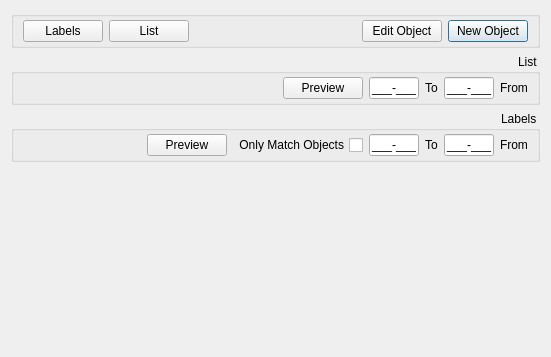
Above: objectmanagement.ui from nournia/ketabkhaane before the change. Below: the same form after it.
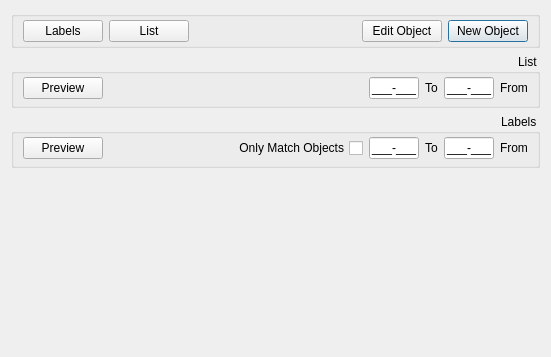
That is the form after the change. Icons and pictures are not drawn.

Patch:
```diff
--- a/objectmanagement.ui
+++ b/objectmanagement.ui
@@ -96,7 +96,7 @@
        <number>3</number>
       </property>
       <property name="bottomMargin">
-       <number>3</number>
+       <number>6</number>
       </property>
       <item>
        <widget class="QLabel" name="label">
@@ -138,17 +138,6 @@
         </property>
        </widget>
       </item>
-      <item>
-       <widget class="QPushButton" name="bPreviewList">
-        <property name="text">
-         <string>Preview</string>
-        </property>
-        <property name="icon">
-         <iconset resource="reghaabat.qrc">
-          <normaloff>:/images/preview.png</normaloff>:/images/preview.png</iconset>
-        </property>
-       </widget>
-      </item>
       <item>
        <spacer name="horizontalSpacer_2">
         <property name="orientation">
@@ -162,6 +151,17 @@
         </property>
        </spacer>
       </item>
+      <item>
+       <widget class="QPushButton" name="bPreviewList">
+        <property name="text">
+         <string>Preview</string>
+        </property>
+        <property name="icon">
+         <iconset resource="resources.qrc">
+          <normaloff>:/images/preview.png</normaloff>:/images/preview.png</iconset>
+        </property>
+       </widget>
+      </item>
      </layout>
     </widget>
    </item>
@@ -175,7 +175,7 @@
        <number>3</number>
       </property>
       <property name="bottomMargin">
-       <number>3</number>
+       <number>6</number>
       </property>
       <item>
        <widget class="QLabel" name="label_7">
@@ -224,17 +224,6 @@
         </property>
        </widget>
       </item>
-      <item>
-       <widget class="QPushButton" name="bPreviewLabels">
-        <property name="text">
-         <string>Preview</string>
-        </property>
-        <property name="icon">
-         <iconset resource="reghaabat.qrc">
-          <normaloff>:/images/preview.png</normaloff>:/images/preview.png</iconset>
-        </property>
-       </widget>
-      </item>
       <item>
        <spacer name="horizontalSpacer_5">
         <property name="orientation">
@@ -248,6 +237,17 @@
         </property>
        </spacer>
       </item>
+      <item>
+       <widget class="QPushButton" name="bPreviewLabels">
+        <property name="text">
+         <string>Preview</string>
+        </property>
+        <property name="icon">
+         <iconset resource="resources.qrc">
+          <normaloff>:/images/preview.png</normaloff>:/images/preview.png</iconset>
+        </property>
+       </widget>
+      </item>
      </layout>
     </widget>
    </item>
```
Left out of the diff: 10 changed lines with no effect on the pictures.
